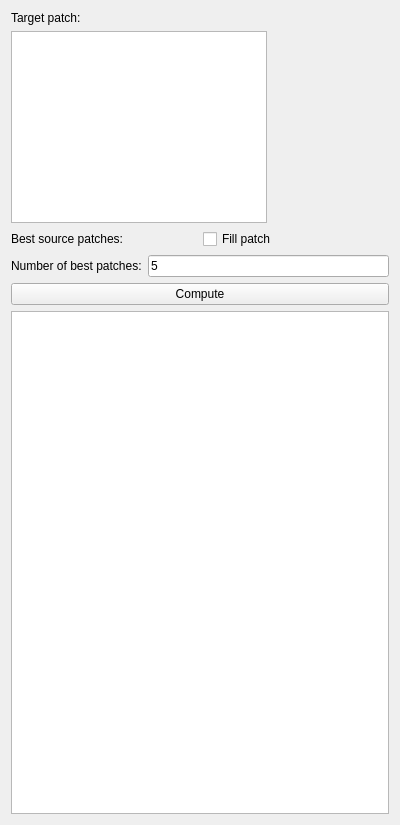
This is TopPatchesWidget.ui in daviddoria/InteractivePatchComparison as Qt 5 draws it before an edit. The edited form follows.
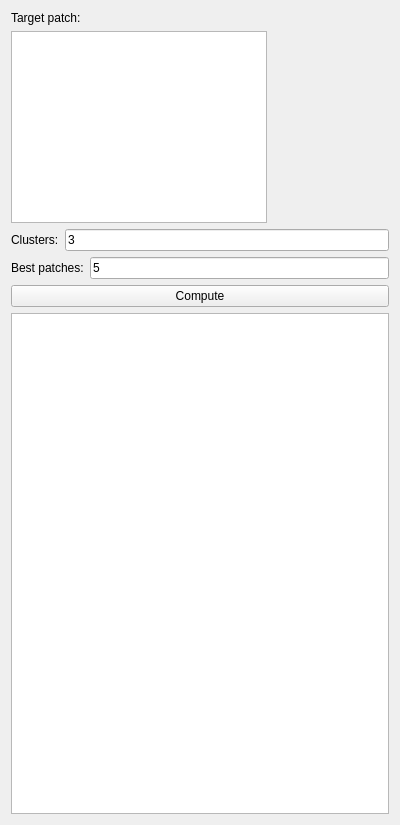
This is the edited form.

Commit message: Add patch clustering. Closes #8.

Diff of the .ui file:
```diff
--- a/TopPatchesWidget.ui
+++ b/TopPatchesWidget.ui
@@ -40,14 +40,14 @@
          <item>
           <widget class="QLabel" name="label_5">
            <property name="text">
-            <string>Best source patches:</string>
+            <string>Clusters:</string>
            </property>
           </widget>
          </item>
          <item>
-          <widget class="QCheckBox" name="chkFillPatch">
+          <widget class="QLineEdit" name="txtClusters">
            <property name="text">
-            <string>Fill patch</string>
+            <string>3</string>
            </property>
           </widget>
          </item>
@@ -58,7 +58,7 @@
          <item>
           <widget class="QLabel" name="label_6">
            <property name="text">
-            <string>Number of best patches:</string>
+            <string>Best patches:</string>
            </property>
            <property name="wordWrap">
             <bool>true</bool>
```
Left out of the diff: 2 changed lines with no effect on the pictures. The commit also changes 7 other files.
